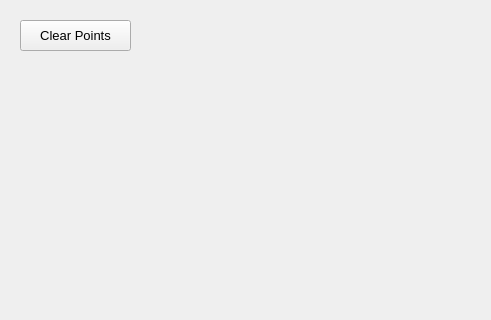
This is mountwizzard/gui/hemisphere_dialog_ui.ui in sayitfast/MountWizzard3 as Qt 5 draws it before an edit; both pictures show x 0 to 491 and y 0 to 320 of the 791 by 641 pixel window. The edited form follows.
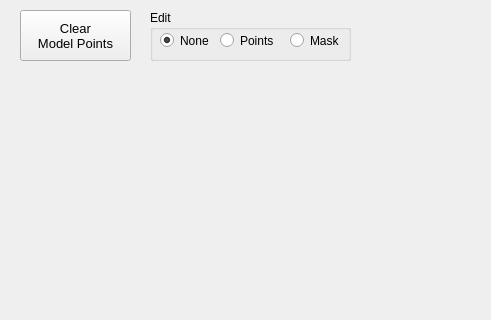
This is the edited form.

Commit message: make new settings for point edit and make them persistent

Diff of the .ui file:
```diff
--- a/mountwizzard/gui/hemisphere_dialog_ui.ui
+++ b/mountwizzard/gui/hemisphere_dialog_ui.ui
@@ -41,9 +41,9 @@
    <property name="geometry">
     <rect>
      <x>20</x>
-     <y>20</y>
+     <y>10</y>
      <width>111</width>
-     <height>31</height>
+     <height>51</height>
     </rect>
    </property>
    <property name="font">
@@ -55,7 +55,8 @@
     <string>&lt;html&gt;&lt;head/&gt;&lt;body&gt;&lt;p&gt;Delete all points on coordinate window including Base / Model&lt;/p&gt;&lt;/body&gt;&lt;/html&gt;</string>
    </property>
    <property name="text">
-    <string>Clear Points</string>
+    <string>Clear
+Model Points</string>
    </property>
   </widget>
   <widget class="QLabel" name="hemisphereBackground">
@@ -71,6 +72,61 @@
     <string/>
    </property>
   </widget>
+  <widget class="QGroupBox" name="groupBox_2">
+   <property name="geometry">
+    <rect>
+     <x>150</x>
+     <y>10</y>
+     <width>201</width>
+     <height>51</height>
+    </rect>
+   </property>
+   <property name="title">
+    <string>Edit</string>
+   </property>
+   <widget class="QRadioButton" name="btn_editNone">
+    <property name="geometry">
+     <rect>
+      <x>10</x>
+      <y>20</y>
+      <width>61</width>
+      <height>21</height>
+     </rect>
+    </property>
+    <property name="text">
+     <string>None</string>
+    </property>
+    <property name="checked">
+     <bool>true</bool>
+    </property>
+   </widget>
+   <widget class="QRadioButton" name="btn_editModelPoints">
+    <property name="geometry">
+     <rect>
+      <x>70</x>
+      <y>20</y>
+      <width>61</width>
+      <height>21</height>
+     </rect>
+    </property>
+    <property name="text">
+     <string>Points</string>
+    </property>
+   </widget>
+   <widget class="QRadioButton" name="btn_editHorizonMask">
+    <property name="geometry">
+     <rect>
+      <x>140</x>
+      <y>20</y>
+      <width>61</width>
+      <height>21</height>
+     </rect>
+    </property>
+    <property name="text">
+     <string>Mask</string>
+    </property>
+   </widget>
+  </widget>
   <zorder>hemisphereBackground</zorder>
   <zorder>hemisphere</zorder>
   <zorder>btn_deletePoints</zorder>
```
Left out of the diff: 1 changed line with no effect on the pictures. The commit also changes 4 other files.
